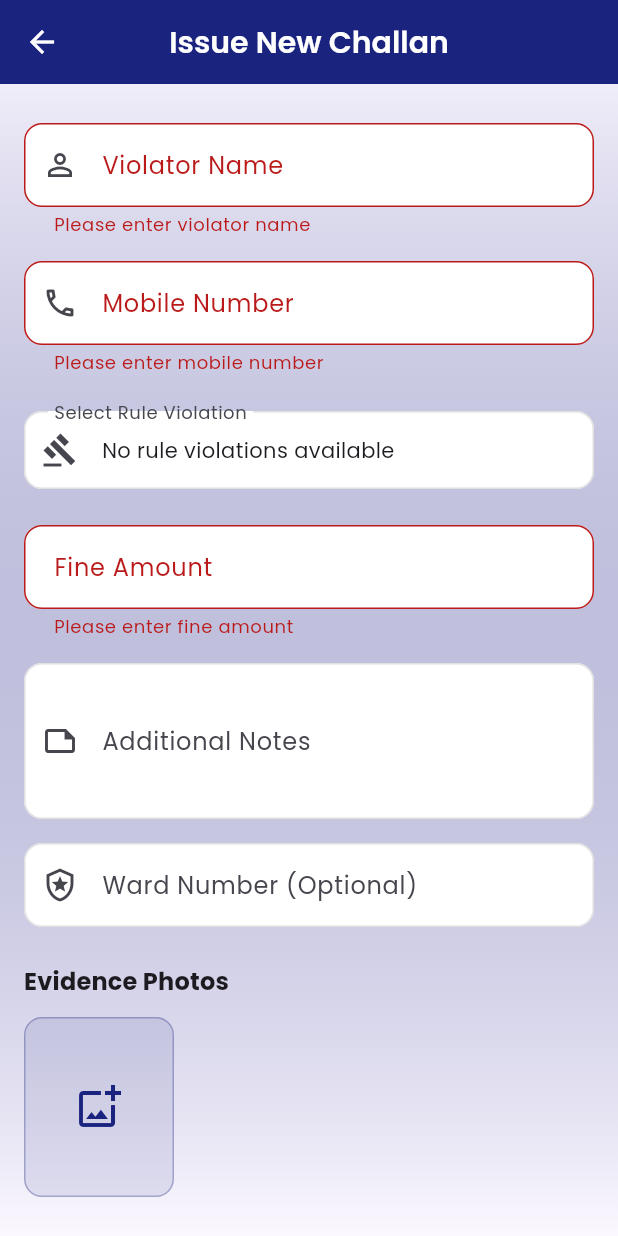
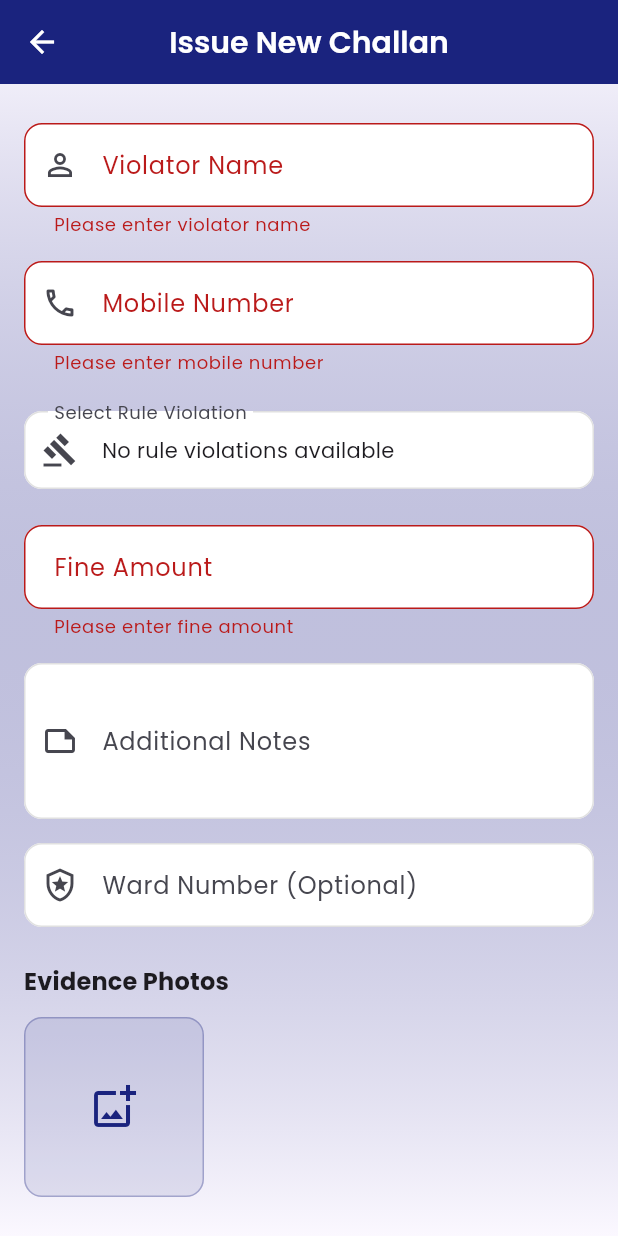
Before and after one commit to pratham-sarankar/e_challan_app, a Flutter app: the AddChallanPage screen opened directly, after a tap on the "add photo alternate" icon, after a tap on "ISSUE CHALLAN", on a phone screen of 412 x 824 dp. Run offline on Flutter 3.47's test engine with Material 3 defaults, Android fonts, the phone set to English and light mode, and no system bars; our stand-ins replace animate_do, carousel_slider, google_fonts, image_picker, lottie, permission_handler and 3 more; accounts and stored records are empty; network calls fail.

Commit message:
Refactor image display in AddChallanPage to use GridView for improved layout and user experience

```diff
--- a/lib/pages/add_challan_page.dart
+++ b/lib/pages/add_challan_page.dart
@@ -544,11 +544,16 @@ class _AddChallanPageState extends State<AddChallanPage> {
                       ),
                     ),
                     SizedBox(height: 12),
-                    SizedBox(
-                      height: 120,
-                      child: ListView.builder(
-                        scrollDirection: Axis.horizontal,
+                    GridView.builder(
+                      shrinkWrap: true,
+                      physics: NeverScrollableScrollPhysics(),
                       itemCount: images.length + 1,
+                      gridDelegate: SliverGridDelegateWithFixedCrossAxisCount(
+                        crossAxisCount: 3, // 3 columns for better layout
+                        childAspectRatio: 1,
+                        mainAxisSpacing: 10,
+                        crossAxisSpacing: 10,
+                      ),
                       itemBuilder: (context, index) {
                         if (index == images.length) {
                           return GestureDetector(
@@ -587,8 +592,6 @@ class _AddChallanPageState extends State<AddChallanPage> {
                               );
                             },
                             child: Container(
-                                width: 100,
-                                margin: EdgeInsets.only(right: 12),
                               decoration: BoxDecoration(
                                 color: Theme.of(
                                   context,
@@ -611,8 +614,6 @@ class _AddChallanPageState extends State<AddChallanPage> {
                         return Stack(
                           children: [
                             Container(
-                                width: 100,
-                                margin: EdgeInsets.only(right: 12),
                               decoration: BoxDecoration(
                                 borderRadius: BorderRadius.circular(12),
                                 image: DecorationImage(
@@ -623,7 +624,7 @@ class _AddChallanPageState extends State<AddChallanPage> {
                             ),
                             Positioned(
                               top: 4,
-                                right: 16,
+                              right: 4,
                               child: GestureDetector(
                                 onTap: () {
                                   setState(() {
@@ -647,7 +648,6 @@ class _AddChallanPageState extends State<AddChallanPage> {
                           ],
                         );
                       },
-                      ),
                     ),
                   ],
                 ),
```
Lines whose indentation alone changed are shown as unchanged.
